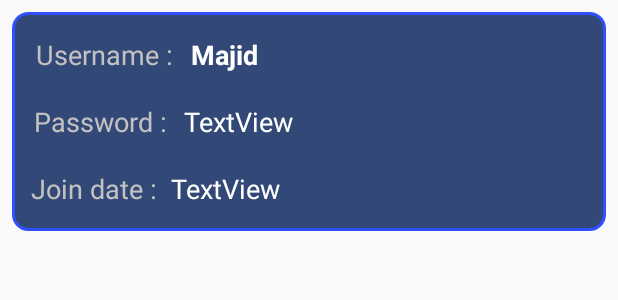
After one commit to majid-moharami/TaskManager, an Android app: the layout admin_list_row.xml on its own in the app's theme, with its tools: preview values and no code run, on a phone screen of 412 x 824 dp. The commit adds this screen. Shown: the top 300 px of the screen. Run offline under Robolectric (Android 15) with nearby library versions, the phone set to English and light mode, and no system bars.

Commit message:
create user row for user list.

```diff
--- a/app/src/main/java/com/example/simplelist/controller/TabListActivity.java
+++ b/app/src/main/java/com/example/simplelist/controller/TabListActivity.java
@@ -25,13 +25,11 @@ public class TabListActivity extends AppCompatActivity {
     private TabLayout mTabLayout;
     private Toolbar mToolbar;
     private FloatingActionButton mActionButtonAdd;
-    public static final String EXTRA_KEY_NAME_STRING_TAB_LIST_ACTIVITY = "com.example.nameStringForTabList";
     public static final String EXTRA_KEY_USER_ID_FOR_TAB_LIST_ACTIVITY = "com.example.userIDForTabList";
 
 
     public static Intent newIntent(Context context,  String userID) {
         Intent intent = new Intent(context, TabListActivity.class);
-        //intent.putExtra(EXTRA_KEY_NAME_STRING_TAB_LIST_ACTIVITY, name);
         intent.putExtra(EXTRA_KEY_USER_ID_FOR_TAB_LIST_ACTIVITY, userID);
         return intent;
     }
@@ -40,10 +38,6 @@ public class TabListActivity extends AppCompatActivity {
     protected void onCreate(Bundle savedInstanceState) {
         super.onCreate(savedInstanceState);
         setContentView(R.layout.activity_tab_list);
-//        String name = getIntent().getStringExtra(EXTRA_KEY_NAME_STRING_TAB_LIST_ACTIVITY);
-//        int n = getIntent().getIntExtra(EXTRA_KEY_USER_ID_FOR_TAB_LIST_ACTIVITY, 0);
-
-        //it make first instance of repository
         findViews();
         setSupportActionBar(mToolbar);
         createViewPager();
--- a/app/src/main/java/com/example/simplelist/fragment/ListFragment.java
+++ b/app/src/main/java/com/example/simplelist/fragment/ListFragment.java
@@ -254,6 +254,7 @@ public class ListFragment extends Fragment {
     }
 
     private void updateUI() {
+        fillListOfTab();
         if (mTasksOfTab.size() == 0) {
             mTextViewWarning.setVisibility(View.VISIBLE);
         } else mTextViewWarning.setVisibility(View.GONE);
--- a/app/src/main/java/com/example/simplelist/model/User.java
+++ b/app/src/main/java/com/example/simplelist/model/User.java
@@ -3,6 +3,9 @@ package com.example.simplelist.model;
 import androidx.room.ColumnInfo;
 import androidx.room.Entity;
 import androidx.room.PrimaryKey;
+
+import java.util.Date;
+
 @Entity
 public class User {
     @PrimaryKey(autoGenerate = true)
@@ -12,6 +15,16 @@ public class User {
     private String mUserName;
     @ColumnInfo(name = "userId")
     private String mUser_ID;
+    @ColumnInfo(name = "signUP_date")
+    private Date mDate;
+
+    public Date getDate() {
+        return mDate;
+    }
+
+    public void setDate(Date date) {
+        mDate = date;
+    }
 
     public Long getId() {
         return mId;
@@ -40,8 +53,9 @@ public class User {
     public User() {
     }
 
-    public User(String userName, String user_ID) {
+    public User(String userName, String user_ID ) {
         mUserName = userName;
         mUser_ID = user_ID;
+        mDate = new Date();
     }
 }
--- /dev/null
+++ b/app/src/main/res/drawable/back_row_user.xml
@@ -0,0 +1,8 @@
+<?xml version="1.0" encoding="utf-8"?>
+<shape xmlns:android="http://schemas.android.com/apk/res/android"
+    android:shape="rectangle">
+    <solid android:color="#324977"/>
+    <stroke android:color="#304FFE" android:width="2dp"/>
+    <corners android:radius="10dp"/>
+    <size android:height="10dp" android:width="10dp"/>
+</shape>
--- /dev/null
+++ b/app/src/main/res/layout/admin_list_row.xml
@@ -0,0 +1,95 @@
+<?xml version="1.0" encoding="utf-8"?>
+<androidx.constraintlayout.widget.ConstraintLayout xmlns:android="http://schemas.android.com/apk/res/android"
+    xmlns:app="http://schemas.android.com/apk/res-auto"
+    xmlns:tools="http://schemas.android.com/tools"
+    android:layout_width="match_parent"
+    android:layout_height="wrap_content"
+    android:layout_margin="8dp"
+    android:background="@drawable/back_row_user">
+
+    <TextView
+        android:id="@+id/textView7"
+        android:layout_width="wrap_content"
+        android:layout_height="wrap_content"
+        android:layout_marginStart="16dp"
+        android:layout_marginTop="16dp"
+        android:text="@string/username"
+        android:textColor="#C3C1C1"
+        android:textSize="18sp"
+        app:layout_constraintEnd_toEndOf="parent"
+        app:layout_constraintHorizontal_bias="0.0"
+        app:layout_constraintStart_toStartOf="parent"
+        app:layout_constraintTop_toTopOf="parent" />
+
+    <TextView
+        android:id="@+id/textView_username"
+        android:layout_width="wrap_content"
+        android:layout_height="wrap_content"
+        android:layout_marginStart="8dp"
+        android:layout_marginTop="16dp"
+        android:layout_marginEnd="8dp"
+        android:text="@string/majid"
+        android:textColor="#FFFFFF"
+        android:textSize="18sp"
+        android:textStyle="bold"
+        app:layout_constraintEnd_toEndOf="parent"
+        app:layout_constraintHorizontal_bias="0.019"
+        app:layout_constraintStart_toEndOf="@+id/textView7"
+        app:layout_constraintTop_toTopOf="parent" />
+
+    <TextView
+        android:id="@+id/textView5"
+        android:layout_width="wrap_content"
+        android:layout_height="wrap_content"
+        android:layout_marginTop="20dp"
+        android:text="@string/password"
+        android:textColor="#C3C1C1"
+        android:textSize="18sp"
+        app:layout_constraintEnd_toEndOf="parent"
+        app:layout_constraintHorizontal_bias="0.047"
+        app:layout_constraintStart_toStartOf="parent"
+        app:layout_constraintTop_toBottomOf="@+id/textView7" />
+
+    <TextView
+        android:id="@+id/textView_password"
+        android:layout_width="wrap_content"
+        android:layout_height="wrap_content"
+        android:layout_marginTop="20dp"
+        android:text="@string/textview"
+        android:textColor="#FFFFFF"
+        android:textSize="18sp"
+        app:layout_constraintEnd_toEndOf="parent"
+        app:layout_constraintHorizontal_bias="0.05"
+        app:layout_constraintStart_toEndOf="@+id/textView5"
+        app:layout_constraintTop_toBottomOf="@+id/textView_username" />
+
+    <TextView
+        android:id="@+id/textView6"
+        android:layout_width="wrap_content"
+        android:layout_height="wrap_content"
+        android:layout_marginTop="20dp"
+        android:layout_marginBottom="16dp"
+        android:text="@string/join_date"
+        android:textColor="#C3C1C1"
+        android:textSize="18sp"
+        app:layout_constraintBottom_toBottomOf="parent"
+        app:layout_constraintEnd_toEndOf="parent"
+        app:layout_constraintHorizontal_bias="0.041"
+        app:layout_constraintStart_toStartOf="parent"
+        app:layout_constraintTop_toBottomOf="@+id/textView5" />
+
+    <TextView
+        android:id="@+id/textView_date"
+        android:layout_width="wrap_content"
+        android:layout_height="wrap_content"
+        android:layout_marginTop="20dp"
+        android:layout_marginBottom="16dp"
+        android:text="@string/textview"
+        android:textColor="#FFFFFF"
+        android:textSize="18sp"
+        app:layout_constraintBottom_toBottomOf="parent"
+        app:layout_constraintEnd_toEndOf="parent"
+        app:layout_constraintHorizontal_bias="0.042"
+        app:layout_constraintStart_toEndOf="@+id/textView6"
+        app:layout_constraintTop_toBottomOf="@+id/textView_password" />
+</androidx.constraintlayout.widget.ConstraintLayout>
--- a/app/src/main/res/values/strings.xml
+++ b/app/src/main/res/values/strings.xml
@@ -17,4 +17,9 @@
               Date : %3$s,
               Time : %4$s.
     </string>
+    <string name="username">Username :</string>
+    <string name="majid">Majid</string>
+    <string name="password">Password  :</string>
+    <string name="textview">TextView</string>
+    <string name="join_date">Join date    :</string>
 </resources>
```
